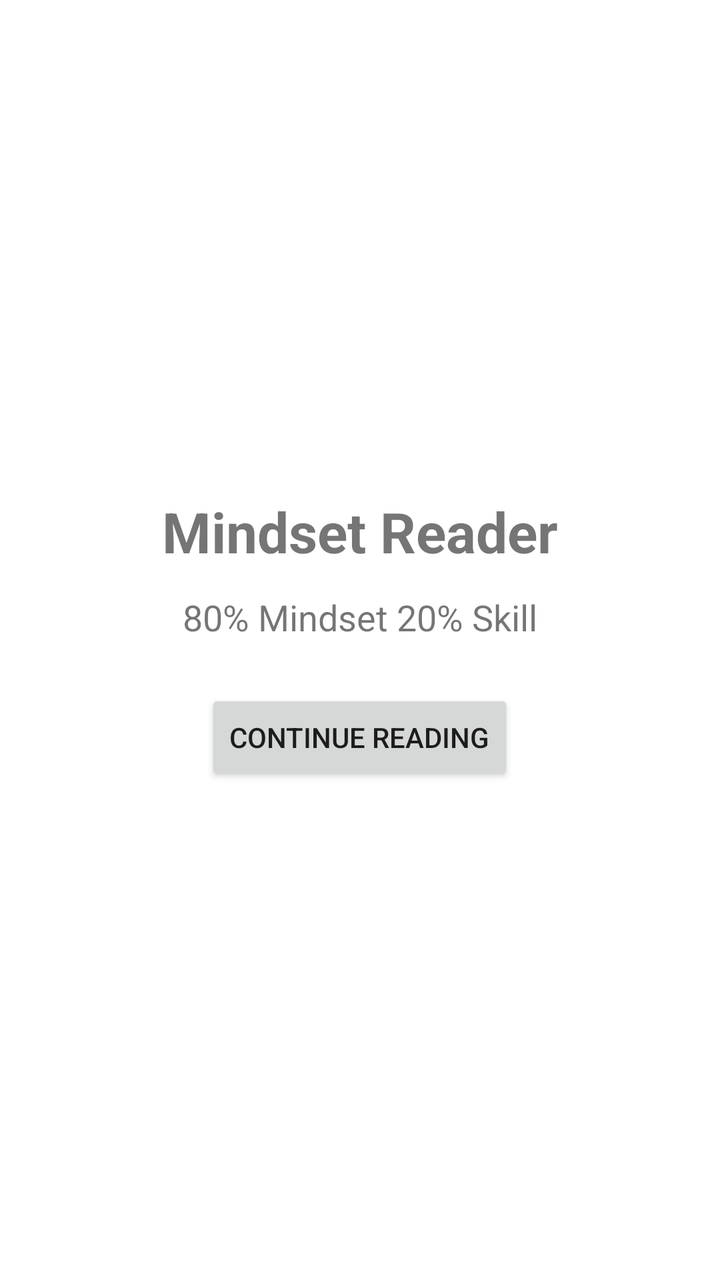
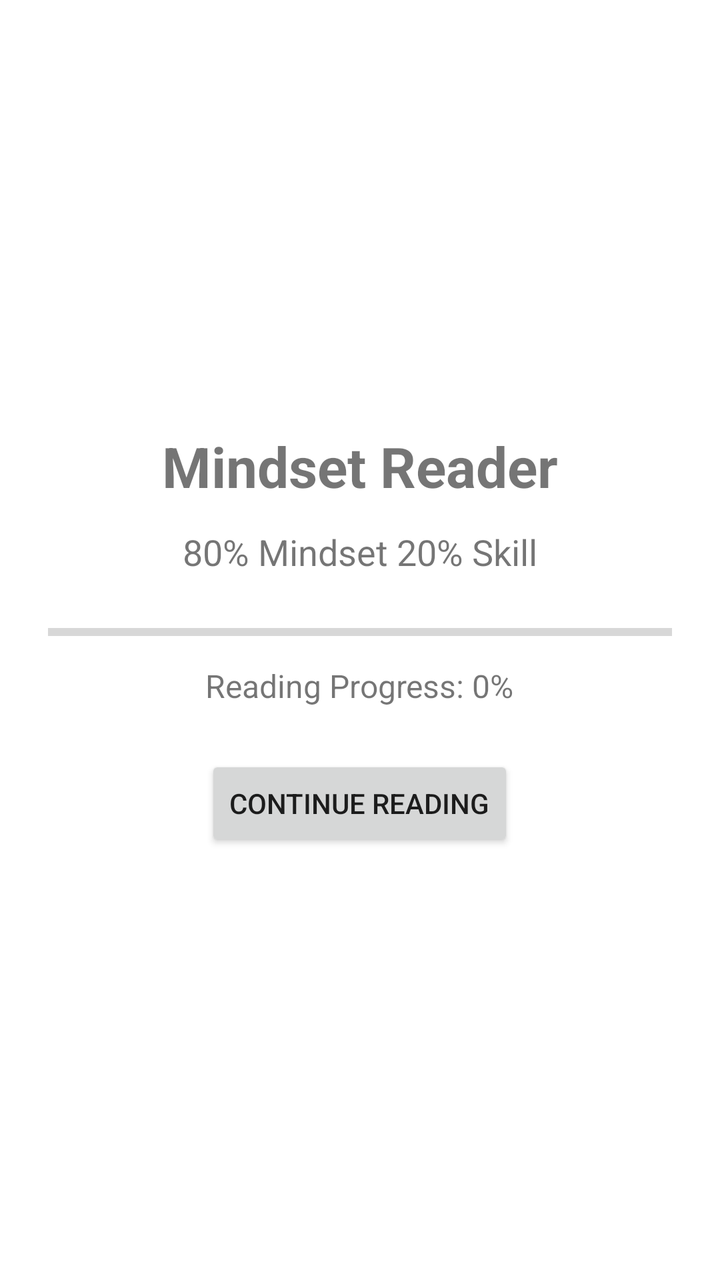

The first picture is an Android layout as it rendered before a commit; the second is the same layout after the commit. The layout source and the unified diff follow.
<!-- AndroidManifest.xml: application theme Theme.MindsetReader -->
<!-- res/layout/activity_main.xml -->
<?xml version="1.0" encoding="utf-8"?>
<FrameLayout
    xmlns:android="http://schemas.android.com/apk/res/android"
    android:layout_width="match_parent"
    android:layout_height="match_parent">

    
    <LinearLayout
        android:id="@+id/homeLayout"
        android:layout_width="match_parent"
        android:layout_height="match_parent"
        android:gravity="center"
        android:orientation="vertical"
        android:padding="24dp">

        <TextView
            android:layout_width="wrap_content"
            android:layout_height="wrap_content"
            android:text="@string/app_title"
            android:textSize="28sp"
            android:textStyle="bold" />

        <TextView
            android:layout_width="wrap_content"
            android:layout_height="wrap_content"
            android:layout_marginTop="12dp"
            android:text="@string/book_title"
            android:textSize="18sp" />

        <Button
            android:id="@+id/continueButton"
            android:layout_width="wrap_content"
            android:layout_height="wrap_content"
            android:layout_marginTop="24dp"
            android:text="@string/continue_reading" />

    </LinearLayout>

    
    <com.github.barteksc.pdfviewer.PDFView
        android:id="@+id/pdfView"
        android:layout_width="match_parent"
        android:layout_height="match_parent"
        android:visibility="gone" />

</FrameLayout>
<!-- resources referenced by this layout -->
<resources>
  <string name="app_title">Mindset Reader</string>
  <string name="book_title">80% Mindset 20% Skill</string>
  <string name="continue_reading">Continue Reading</string>
  <style name="Theme.MindsetReader" parent="Theme.MaterialComponents.DayNight.DarkActionBar">
          
          <item name="colorPrimary">@color/purple_500</item>
          <item name="colorPrimaryVariant">@color/purple_700</item>
          <item name="colorOnPrimary">@color/white</item>
          
          <item name="colorSecondary">@color/teal_200</item>
          <item name="colorSecondaryVariant">@color/teal_700</item>
          <item name="colorOnSecondary">@color/black</item>
          
          <item name="android:statusBarColor">?attr/colorPrimaryVariant</item>
          
      </style>
  <color name="purple_500">#FF6200EE</color>
  <color name="purple_700">#FF3700B3</color>
  <color name="white">#FFFFFFFF</color>
  <color name="teal_200">#FF03DAC5</color>
  <color name="teal_700">#FF018786</color>
  <color name="black">#FF000000</color>
</resources>

<!-- the commit's change to res/layout/activity_main.xml (unified diff, before → after) -->
@@ -27,6 +27,25 @@
             android:text="@string/book_title"
             android:textSize="18sp" />
 
+        <ProgressBar
+            android:id="@+id/readingProgress"
+            style="?android:attr/progressBarStyleHorizontal"
+            android:layout_width="match_parent"
+            android:layout_height="wrap_content"
+            android:layout_marginTop="20dp"
+            android:max="100"
+            android:progress="0" />
+
+        <TextView
+            android:id="@+id/progressText"
+            android:layout_width="wrap_content"
+            android:layout_height="wrap_content"
+            android:layout_marginTop="8dp"
+            android:text="@string/reading_progress_zero"
+            android:textSize="16sp" />
+
+
+
         <Button
             android:id="@+id/continueButton"
             android:layout_width="wrap_content"
<!-- resource entries referenced after the edit -->
@@ -3,6 +3,7 @@
   <string name="app_title">Mindset Reader</string>
   <string name="book_title">80% Mindset 20% Skill</string>
   <string name="continue_reading">Continue Reading</string>
+  <string name="reading_progress_zero">Reading Progress: 0%</string>
   <style name="Theme.MindsetReader" parent="Theme.MaterialComponents.DayNight.DarkActionBar">
           
           <item name="colorPrimary">@color/purple_500</item>
